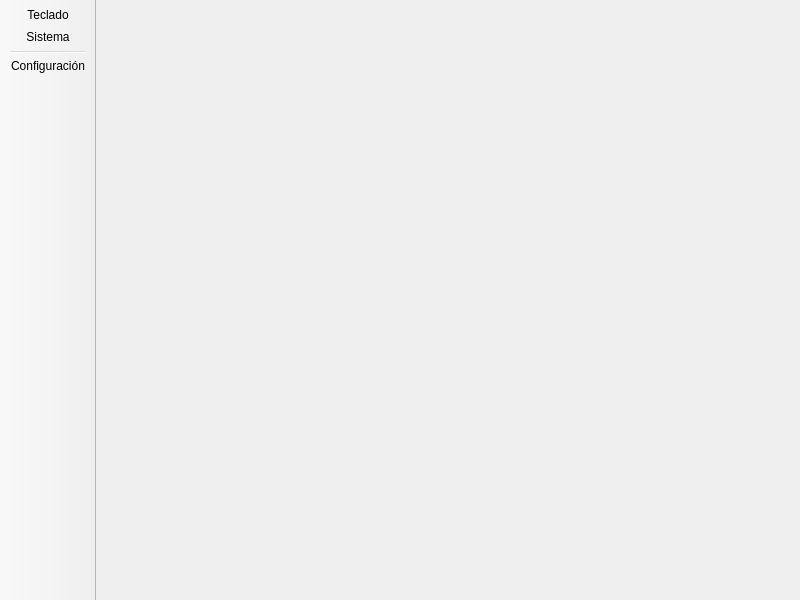
Before: the Qt Designer form nqtrucksserver/Desktop/Desktop.ui in sunsiz/nQTrucks, drawn with Qt 5.
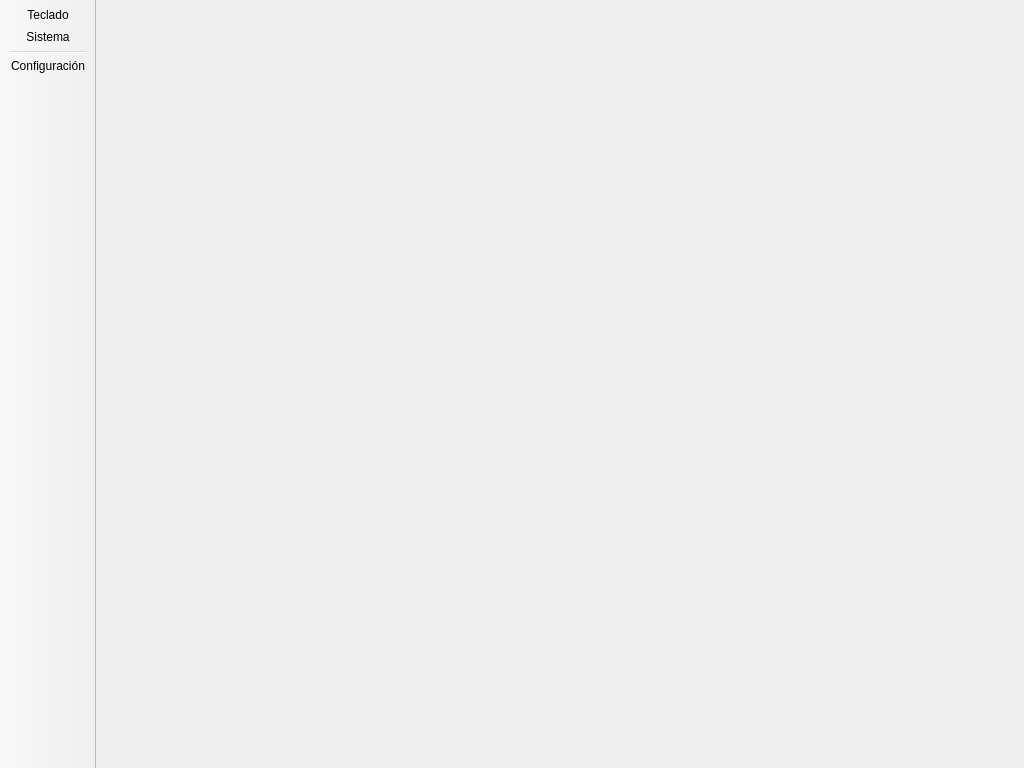
After: the same form once the commit is applied. Icons and pictures are not drawn.

The edit to the form file:
```diff
--- a/nqtrucksserver/Desktop/Desktop.ui
+++ b/nqtrucksserver/Desktop/Desktop.ui
@@ -9,15 +9,21 @@
    <rect>
     <x>0</x>
     <y>0</y>
-    <width>800</width>
-    <height>600</height>
+    <width>1024</width>
+    <height>768</height>
    </rect>
   </property>
-  <property name="sizePolicy">
-   <sizepolicy hsizetype="MinimumExpanding" vsizetype="MinimumExpanding">
-    <horstretch>0</horstretch>
-    <verstretch>0</verstretch>
-   </sizepolicy>
+  <property name="minimumSize">
+   <size>
+    <width>1024</width>
+    <height>768</height>
+   </size>
+  </property>
+  <property name="maximumSize">
+   <size>
+    <width>1024</width>
+    <height>768</height>
+   </size>
   </property>
   <property name="windowTitle">
    <string>MainWindow</string>
@@ -25,7 +31,20 @@
   <widget class="QWidget" name="centralwidget">
    <layout class="QGridLayout" name="gridLayout">
     <item row="0" column="0">
-     <widget class="QStackedWidget" name="stackedWidget"/>
+     <widget class="QStackedWidget" name="stackedWidget">
+      <property name="minimumSize">
+       <size>
+        <width>900</width>
+        <height>750</height>
+       </size>
+      </property>
+      <property name="maximumSize">
+       <size>
+        <width>900</width>
+        <height>750</height>
+       </size>
+      </property>
+     </widget>
     </item>
    </layout>
   </widget>
@@ -44,8 +63,8 @@
    </property>
    <property name="iconSize">
     <size>
-     <width>64</width>
-     <height>64</height>
+     <width>32</width>
+     <height>32</height>
     </size>
    </property>
    <property name="toolButtonStyle">
```
Left out of the diff: 4 changed lines with no effect on the pictures.
